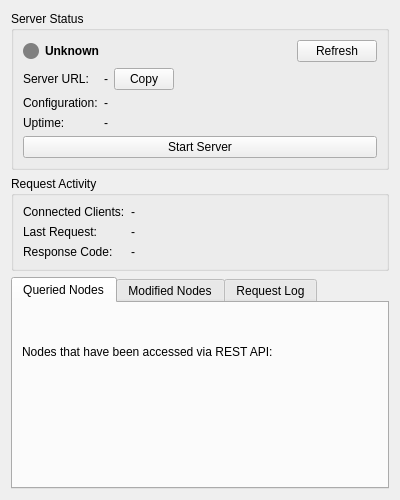
First picture: the form in Plugins/org.mitk.gui.qt.restapi/src/internal/QmitkRestApiViewControls.ui, repository MITK/MITK, before the edit.
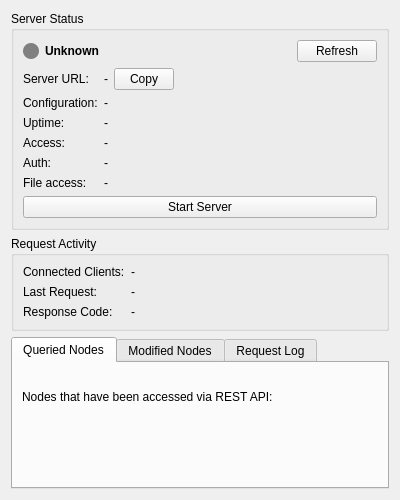
Second picture: the form after the edit. Custom widgets are drawn as their Qt base class.

What changed in the file:
```diff
--- a/Plugins/org.mitk.gui.qt.restapi/src/internal/QmitkRestApiViewControls.ui
+++ b/Plugins/org.mitk.gui.qt.restapi/src/internal/QmitkRestApiViewControls.ui
@@ -162,6 +162,48 @@
           </property>
          </widget>
         </item>
+        <item row="3" column="0">
+         <widget class="QLabel" name="accessModeLabel">
+          <property name="text">
+           <string>Access:</string>
+          </property>
+         </widget>
+        </item>
+        <item row="3" column="1">
+         <widget class="QLabel" name="m_AccessModeLabel">
+          <property name="text">
+           <string>-</string>
+          </property>
+         </widget>
+        </item>
+        <item row="4" column="0">
+         <widget class="QLabel" name="authStatusLabel">
+          <property name="text">
+           <string>Auth:</string>
+          </property>
+         </widget>
+        </item>
+        <item row="4" column="1">
+         <widget class="QLabel" name="m_AuthStatusLabel">
+          <property name="text">
+           <string>-</string>
+          </property>
+         </widget>
+        </item>
+        <item row="5" column="0">
+         <widget class="QLabel" name="fileAccessLabel">
+          <property name="text">
+           <string>File access:</string>
+          </property>
+         </widget>
+        </item>
+        <item row="5" column="1">
+         <widget class="QLabel" name="m_FileAccessLabel">
+          <property name="text">
+           <string>-</string>
+          </property>
+         </widget>
+        </item>
        </layout>
       </item>
       <item>
```
